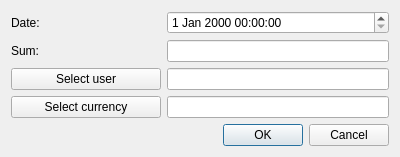
Before: the Qt Designer form OrmasAdmin/OrmasAdmin/CreatePmtDlg.ui in Dalerjon/TheOrmasProejct, drawn with Qt 5.
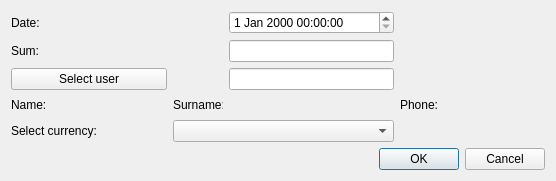
After: the same form once the commit is applied.

Patch:
```diff
--- a/OrmasAdmin/OrmasAdmin/CreatePmtDlg.ui
+++ b/OrmasAdmin/OrmasAdmin/CreatePmtDlg.ui
@@ -6,8 +6,8 @@
    <rect>
     <x>0</x>
     <y>0</y>
-    <width>400</width>
-    <height>157</height>
+    <width>556</width>
+    <height>180</height>
    </rect>
   </property>
   <property name="windowTitle">
@@ -32,24 +32,77 @@
    <property name="bottomMargin">
     <number>11</number>
    </property>
-   <item row="4" column="1">
-    <widget class="QLineEdit" name="userEdit">
-     <property name="toolTip">
-      <string>Must not be empty</string>
+   <item row="5" column="3">
+    <widget class="QLabel" name="surnamePh">
+     <property name="minimumSize">
+      <size>
+       <width>100</width>
+       <height>0</height>
+      </size>
      </property>
-     <property name="readOnly">
-      <bool>true</bool>
+     <property name="font">
+      <font>
+       <family>Times New Roman</family>
+       <pointsize>12</pointsize>
+       <weight>75</weight>
+       <italic>true</italic>
+       <bold>true</bold>
+      </font>
      </property>
+     <property name="text">
+      <string/>
+     </property>
     </widget>
    </item>
-   <item row="2" column="1">
-    <widget class="QLineEdit" name="valueEdit">
-     <property name="toolTip">
-      <string>&lt;html&gt;&lt;head/&gt;&lt;body&gt;&lt;p&gt;For example: 300 (depending on currency, in that case 300 USD)&lt;/p&gt;&lt;/body&gt;&lt;/html&gt;</string>
+   <item row="5" column="2">
+    <widget class="QLabel" name="surnameLb">
+     <property name="minimumSize">
+      <size>
+       <width>50</width>
+       <height>0</height>
+      </size>
      </property>
+     <property name="maximumSize">
+      <size>
+       <width>50</width>
+       <height>16777215</height>
+      </size>
+     </property>
+     <property name="text">
+      <string>Surname:</string>
+     </property>
     </widget>
    </item>
-   <item row="6" column="0" colspan="2">
+   <item row="5" column="4">
+    <widget class="QLabel" name="phoneLb">
+     <property name="text">
+      <string>Phone:</string>
+     </property>
+    </widget>
+   </item>
+   <item row="5" column="5">
+    <widget class="QLabel" name="phonePh">
+     <property name="minimumSize">
+      <size>
+       <width>100</width>
+       <height>0</height>
+      </size>
+     </property>
+     <property name="font">
+      <font>
+       <family>Times New Roman</family>
+       <pointsize>12</pointsize>
+       <weight>75</weight>
+       <italic>true</italic>
+       <bold>true</bold>
+      </font>
+     </property>
+     <property name="text">
+      <string/>
+     </property>
+    </widget>
+   </item>
+   <item row="7" column="0" colspan="6">
     <layout class="QHBoxLayout" name="horizontalLayout">
      <item>
       <spacer name="horizontalSpacer">
@@ -80,24 +133,22 @@
      </item>
     </layout>
    </item>
-   <item row="5" column="1">
-    <widget class="QLineEdit" name="currencyEdit">
-     <property name="readOnly">
-      <bool>true</bool>
-     </property>
-    </widget>
-   </item>
-   <item row="2" column="0">
-    <widget class="QLabel" name="valieLb">
-     <property name="text">
-      <string>Sum:</string>
-     </property>
-    </widget>
-   </item>
    <item row="5" column="0">
-    <widget class="QPushButton" name="currencyBtn">
+    <widget class="QLabel" name="nameLb">
+     <property name="minimumSize">
+      <size>
+       <width>50</width>
+       <height>0</height>
+      </size>
+     </property>
+     <property name="maximumSize">
+      <size>
+       <width>50</width>
+       <height>16777215</height>
+      </size>
+     </property>
      <property name="text">
-      <string>Select currency</string>
+      <string>Name:</string>
      </property>
     </widget>
    </item>
@@ -108,7 +159,43 @@
      </property>
     </widget>
    </item>
-   <item row="4" column="0">
+   <item row="2" column="0">
+    <widget class="QLabel" name="valieLb">
+     <property name="text">
+      <string>Sum:</string>
+     </property>
+    </widget>
+   </item>
+   <item row="5" column="1">
+    <widget class="QLabel" name="namePh">
+     <property name="minimumSize">
+      <size>
+       <width>100</width>
+       <height>0</height>
+      </size>
+     </property>
+     <property name="font">
+      <font>
+       <family>Times New Roman</family>
+       <pointsize>12</pointsize>
+       <weight>75</weight>
+       <italic>true</italic>
+       <bold>true</bold>
+      </font>
+     </property>
+     <property name="text">
+      <string/>
+     </property>
+    </widget>
+   </item>
+   <item row="6" column="0" colspan="2">
+    <widget class="QLabel" name="currencyLb">
+     <property name="text">
+      <string>Select currency:</string>
+     </property>
+    </widget>
+   </item>
+   <item row="4" column="0" colspan="2">
     <widget class="QPushButton" name="userBtn">
      <property name="minimumSize">
       <size>
@@ -121,7 +208,27 @@
      </property>
     </widget>
    </item>
-   <item row="0" column="1">
+   <item row="6" column="2" colspan="2">
+    <widget class="QComboBox" name="currencyCmb"/>
+   </item>
+   <item row="4" column="3">
+    <widget class="QLineEdit" name="userEdit">
+     <property name="toolTip">
+      <string>Must not be empty</string>
+     </property>
+     <property name="readOnly">
+      <bool>true</bool>
+     </property>
+    </widget>
+   </item>
+   <item row="2" column="3">
+    <widget class="QLineEdit" name="valueEdit">
+     <property name="toolTip">
+      <string>&lt;html&gt;&lt;head/&gt;&lt;body&gt;&lt;p&gt;For example: 300 (depending on currency, in that case 300 USD)&lt;/p&gt;&lt;/body&gt;&lt;/html&gt;</string>
+     </property>
+    </widget>
+   </item>
+   <item row="0" column="3">
     <widget class="QDateTimeEdit" name="dateEdit"/>
    </item>
   </layout>
```
Left out of the diff: 4 changed lines with no effect on the pictures.
